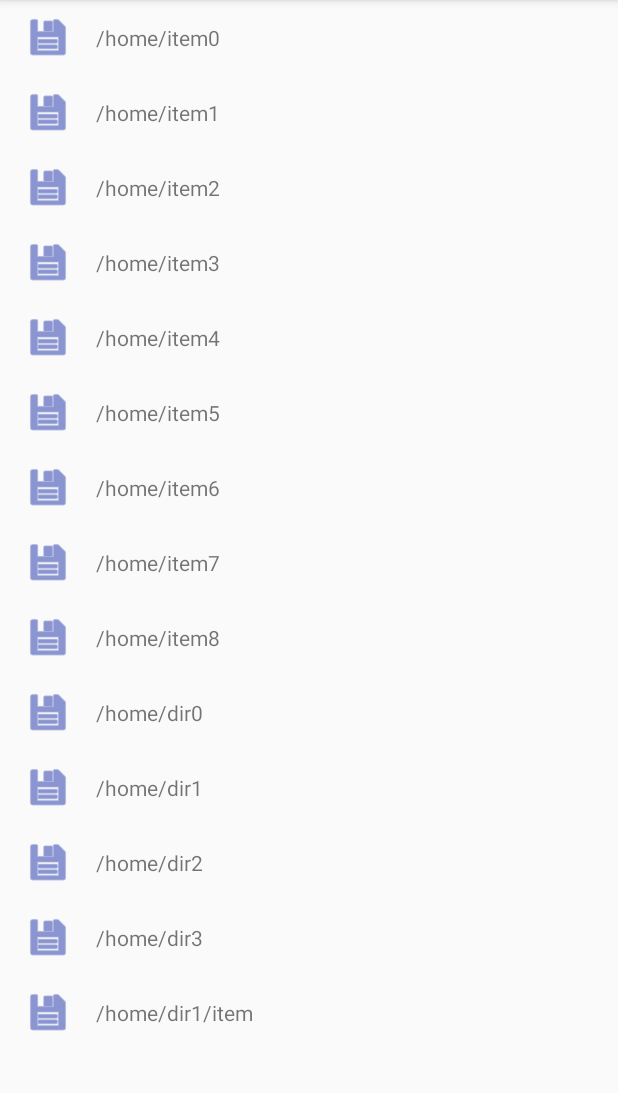
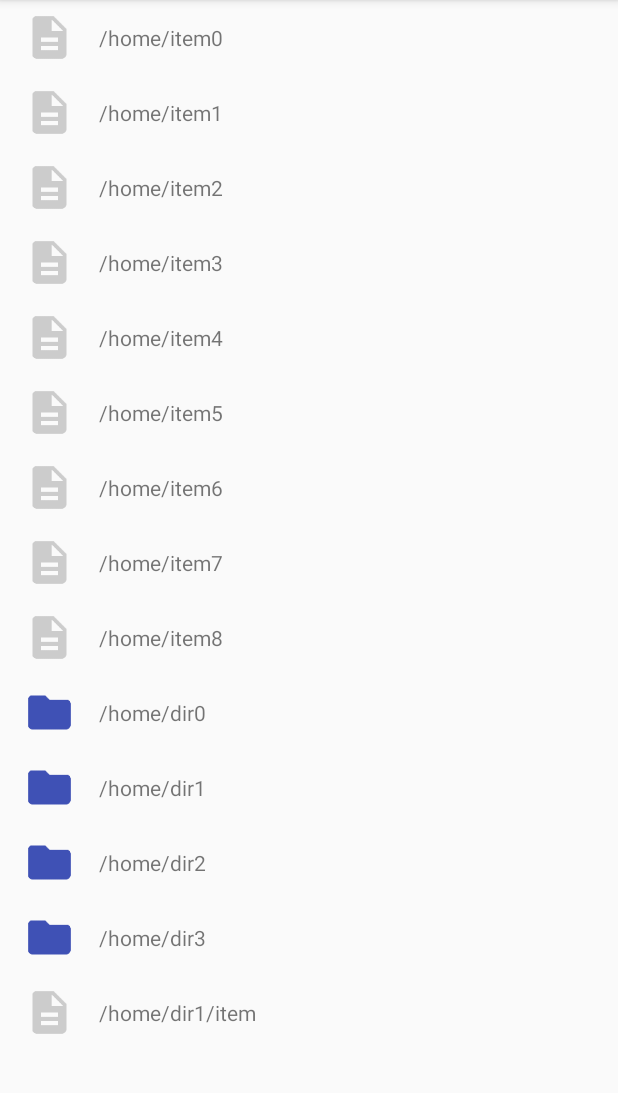
Before and after one commit to levinzonr/FileManager, an Android app: the screen it shows after launch (MainActivity), on a phone screen of 412 x 824 dp, the part 84-1177 px from its top. Run offline under Robolectric (Android 15) with nearby library versions, the phone set to English and light mode, and no system bars.

Commit message:
more stable way to handle rotation, items styling

```diff
--- a/app/src/main/java/cz/levinzonr/filemanager/view/fileslist/FilesLinearAdapter.kt
+++ b/app/src/main/java/cz/levinzonr/filemanager/view/fileslist/FilesLinearAdapter.kt
@@ -1,5 +1,8 @@
 package cz.levinzonr.filemanager.view.fileslist
 
+import android.content.Context
+import android.graphics.Color
+import android.support.v4.content.ContextCompat
 import android.support.v7.widget.RecyclerView
 import android.view.LayoutInflater
 import android.view.View
@@ -8,13 +11,17 @@ import cz.levinzonr.filemanager.R
 import cz.levinzonr.filemanager.model.File
 import kotlinx.android.synthetic.main.item_file.view.*
 
-class FilesLinearAdapter : RecyclerView.Adapter<FilesLinearAdapter.ViewHolder>() {
+class FilesLinearAdapter(val context:Context) : RecyclerView.Adapter<FilesLinearAdapter.ViewHolder>() {
     var items = ArrayList<File>()
 
     inner class ViewHolder(val view: View) : RecyclerView.ViewHolder(view) {
 
         fun bindView(file: File) {
             view.file_name.text = file.path
+            if (!file.isDirectory) {
+                view.file_icon.setImageDrawable(ContextCompat.getDrawable(context,R.drawable.ic_description_black_48dp))
+                view.file_icon.setColorFilter(Color.LTGRAY)
+            }
         }
     }
 
--- a/app/src/main/java/cz/levinzonr/filemanager/view/fileslist/FilesListFragment.kt
+++ b/app/src/main/java/cz/levinzonr/filemanager/view/fileslist/FilesListFragment.kt
@@ -51,22 +51,12 @@ class FilesListFragment : Fragment() {
 
     override fun onViewCreated(view: View?, savedInstanceState: Bundle?) {
         super.onViewCreated(view, savedInstanceState)
-        adapter = FilesLinearAdapter()
+        adapter = FilesLinearAdapter(context)
         adapter.items = ArrayList( MockData.data() )
         recycler_view.adapter = adapter
-        recycler_view.layoutManager = LinearLayoutManager(context)
+        recycler_view.layoutManager = GridLayoutManager(context, context.resources.getInteger(R.integer.grid_column_cnt))
         Log.d(TAG, "onViewCreated")
     }
 
-    override fun onConfigurationChanged(newConfig: Configuration?) {
-        Log.d(TAG, "OnConfigChange")
-        super.onConfigurationChanged(newConfig)
-        recycler_view.recycledViewPool.clear()
-        if (newConfig?.orientation == Configuration.ORIENTATION_PORTRAIT) {
-            recycler_view.layoutManager = LinearLayoutManager(context)
-        } else {
-            recycler_view.layoutManager = GridLayoutManager(context, 4)
-        }
-    }
 
 }
--- a/app/src/main/res/layout-land/item_file.xml
+++ b/app/src/main/res/layout-land/item_file.xml
@@ -1,23 +1,21 @@
 <?xml version="1.0" encoding="utf-8"?>
 <LinearLayout xmlns:android="http://schemas.android.com/apk/res/android"
     android:orientation="vertical"
-    android:gravity="left"
-    android:layout_width="match_parent"
-    android:layout_height="50dp">
+    android:gravity="center"
+    android:layout_width="wrap_content"
+    android:layout_height="wrap_content">
 
     <ImageView
-        android:layout_marginLeft="@dimen/fab_margin"
-        android:layout_marginStart="@dimen/fab_margin"
+        android:id="@id/file_icon"
+        android:layout_margin="8dp"
         android:layout_gravity="center"
         android:tint="@color/colorPrimary"
-        android:src="@android:drawable/ic_menu_save"
+        android:src="@drawable/ic_folder_black_48dp"
         android:layout_width="wrap_content"
         android:layout_height="wrap_content" />
 
     <TextView
         android:id="@+id/file_name"
-        android:layout_marginStart="@dimen/fab_margin"
-        android:layout_marginLeft="@dimen/fab_margin"
         android:layout_gravity="center"
         android:text="@string/action_settings"
         android:layout_width="wrap_content"
--- a/app/src/main/res/layout/item_file.xml
+++ b/app/src/main/res/layout/item_file.xml
@@ -6,13 +6,14 @@
     android:layout_height="50dp">
 
     <ImageView
+        android:id="@+id/file_icon"
         android:layout_marginLeft="@dimen/fab_margin"
         android:layout_marginStart="@dimen/fab_margin"
         android:layout_gravity="center"
         android:tint="@color/colorPrimary"
-        android:src="@android:drawable/ic_menu_save"
-        android:layout_width="wrap_content"
-        android:layout_height="wrap_content" />
+        android:src="@drawable/ic_folder_black_48dp"
+        android:layout_width="34dp"
+        android:layout_height="34dp" />
 
     <TextView
         android:id="@+id/file_name"
--- /dev/null
+++ b/app/src/main/res/values-land/integers.xml
@@ -0,0 +1,6 @@
+<?xml version="1.0" encoding="utf-8"?>
+<resources>
+
+    <integer name="grid_column_cnt">4</integer>
+
+</resources>
--- /dev/null
+++ b/app/src/main/res/values/integers.xml
@@ -0,0 +1,6 @@
+<?xml version="1.0" encoding="utf-8"?>
+<resources>
+
+    <integer name="grid_column_cnt">1</integer>
+
+</resources>
```
